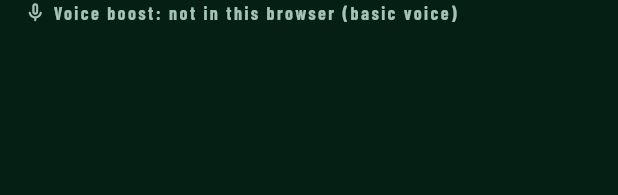
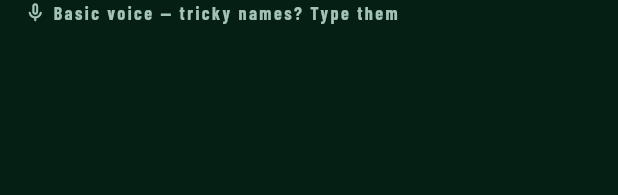
Before and after one commit to UncleAnthonys/quizinho, a Flutter app: the _VoiceBoost widget shown alone on an empty page, opened directly, on a phone screen of 412 x 824 dp. Shown: the top 195 px of the screen. Run offline on Flutter 3.47's test engine with Material 3 defaults, Android fonts, the phone set to English and light mode, and no system bars; our stand-ins replace app_links, audioplayers, in_app_purchase, qr_flutter, sensors_plus, shared_preferences and 3 more; missing offline and left inert: dart:js_interop; accounts and stored records are empty; project files that could hold a hidden picture were left out.

Commit message:
Joined phone voice line says what it means for the player
Co-Authored-By: Claude Opus 5.5 <noreply@anthropic.com>
Claude-Session: https://claude.ai/code/session_01Va16YyzRqxyN5QUKSTtrFu

```diff
--- a/lib/multiplayer/guest_screen.dart
+++ b/lib/multiplayer/guest_screen.dart
@@ -464,11 +464,10 @@ class _VoiceBoost extends StatelessWidget {
         valueListenable: HintedSpeech.status,
         builder: (context, s, _) {
           final (text, colour) = switch (s) {
-            'ready' => ('Voice boost ON', Palette.green),
-            'downloading' => ('Voice boost: downloading…', Palette.gold),
-            'checking' => ('Voice boost: checking…', Palette.muted),
-            'no on-device speech' => ('Voice boost: not on this phone', Palette.muted),
-            _ => ('Voice boost: not in this browser (basic voice)', Palette.muted),
+            'ready' => ('Player-name voice on: say any name', Palette.green),
+            'downloading' => ('Player-name voice downloading — tricky names? Type them', Palette.gold),
+            'checking' => ('Checking voice…', Palette.muted),
+            _ => ('Basic voice — tricky names? Type them', Palette.muted),
           };
           return Padding(
             padding: const EdgeInsets.fromLTRB(16, 0, 16, 2),
```
